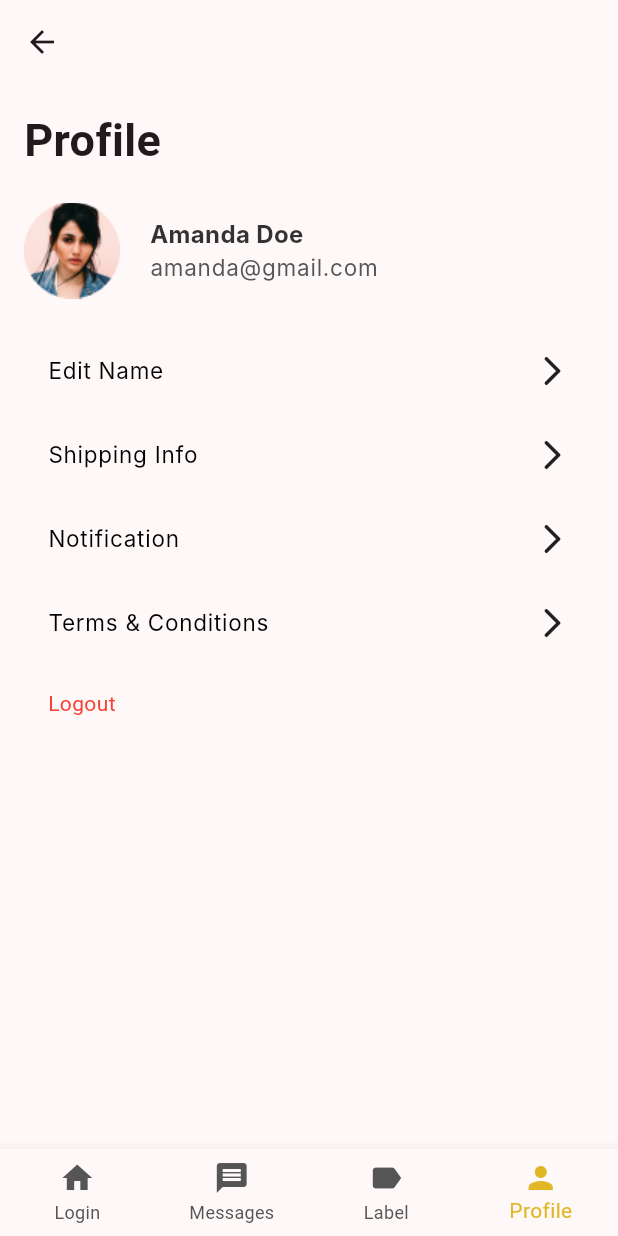
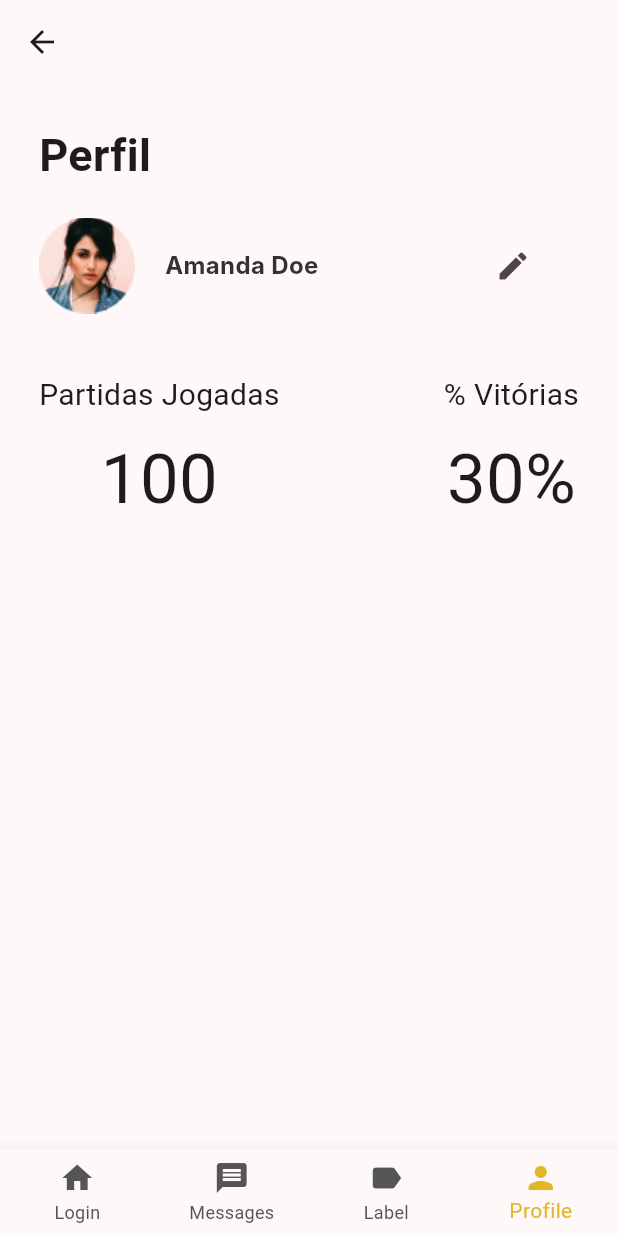
Before and after one commit to Alves-Andre/ProjectFlutter, a Flutter app: the ProfileScreen screen opened directly, on a phone screen of 412 x 824 dp. Run offline on Flutter 3.47's test engine with Material 3 defaults, Android fonts, the phone set to English and light mode, and no system bars; Roboto replaces fonts that are missing (Inter).

Commit message:
update view profile

```diff
--- a/lib/Views/Profile/profile.dart
+++ b/lib/Views/Profile/profile.dart
@@ -16,12 +16,6 @@ class _ProfileScreenState extends State<ProfileScreen> {
   final TextEditingController passwordController1 = TextEditingController();
   int actualIndex = 3;
 
-  final List functions = [
-    'Edit Name',
-    'Shipping Info',
-    'Notification',
-    'Terms & Conditions',
-  ];
 
   @override
   Widget build(BuildContext context) {
@@ -30,7 +24,7 @@ class _ProfileScreenState extends State<ProfileScreen> {
         title: const Text(''),
       ),
       body: Padding(
-        padding: const EdgeInsets.all(16.0),
+        padding: const EdgeInsets.all(26.0),
         child: SingleChildScrollView(
           child: Column(
             mainAxisAlignment: MainAxisAlignment.start,
@@ -40,7 +34,7 @@ class _ProfileScreenState extends State<ProfileScreen> {
                 child: Title(
                   color: Colors.black,
                   child: const Text(
-                    'Profile',
+                    'Perfil',
                     style: TextStyle(fontSize: 30, fontWeight: FontWeight.bold),
                   ),
                 ),
@@ -62,37 +56,38 @@ class _ProfileScreenState extends State<ProfileScreen> {
                           'Amanda Doe',
                           style: button1Bold,
                         ),
-                        Text(
-                          'amanda@gmail.com',
-                          style: paragraph3Regular,
-                        ),
                       ],
                     ),
                   ),
+                  const SizedBox(width: 20),
+                                    IconButton(
+                    icon: Icon(Icons.edit),
+                    onPressed: () {},
+                    ),
+                  const SizedBox(width: 20),
                 ],
               ),
-              const SizedBox(height: 20),
-              ...functions.map((name) => Column(
+              const SizedBox(height: 40),
+              const Row(
+                  mainAxisAlignment: MainAxisAlignment.spaceBetween,
+                  children: [
+                    Column(
                     children: [
-                      Padding(
-                        padding: const EdgeInsets.all(16.0),
-                        child: Row(
-                          mainAxisAlignment: MainAxisAlignment.spaceBetween,
-                          children: [
-                            Text(name, style: paragraph1Regular),
-                            const Icon(Icons.arrow_forward_ios_rounded)
-                          ],
-                        ),
-                      ),
+                      Text("Partidas Jogadas", style: TextStyle(fontSize:20)),
+                      const SizedBox(height: 8),
+                      Text("100", style: TextStyle(fontSize: 46)),
                     ],
-                  )),
-              const Align(
-                alignment: Alignment.centerLeft,
-                child: Padding(
-                  padding: EdgeInsets.all(16.0),
-                  child: Text("Logout", style: TextStyle(color: Colors.red)),
+                    ),
+                    Column(
+                    children: [
+                      Text("% Vitórias", style: TextStyle(fontSize: 20)),
+                      const SizedBox(height: 8),
+                      Text("30%", style: TextStyle(fontSize: 46)),
+                    ],
+                    ),
+                  ],
                 ),
-              ),
+
             ],
           ),
         ),
```
Also changed, not shown: pubspec.lock.
